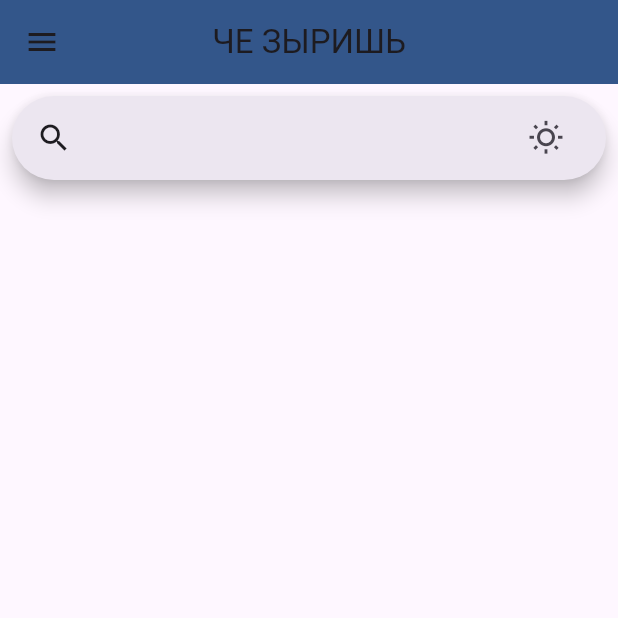
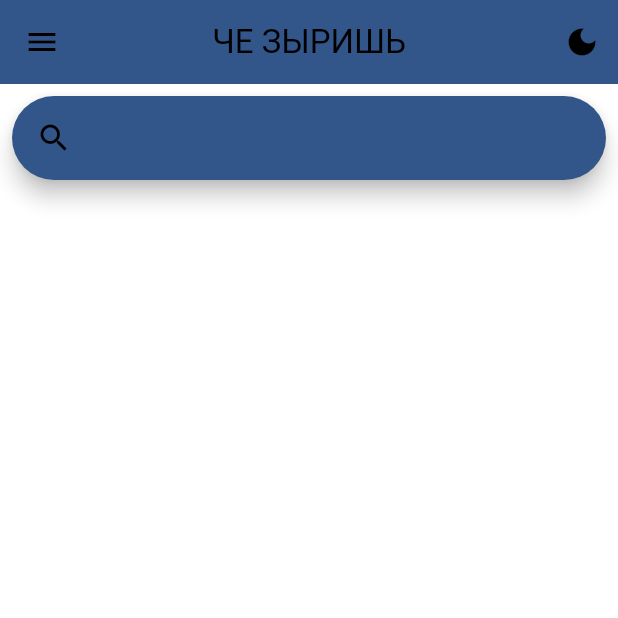
Before and after one commit to AlexaLeonid/DrugFront, a Flutter app: the screen it shows after launch, on a phone screen of 412 x 824 dp, the top half of it. Run offline on Flutter 3.47's test engine with Material 3 defaults, Android fonts, the phone set to English and light mode, and no system bars.

Commit message:
light and dark themes

```diff
--- a/lib/main.dart
+++ b/lib/main.dart
@@ -3,21 +3,51 @@ import 'package:flutter/material.dart';
 void main() {
   runApp(const MyApp());
 }
-
-class MyApp extends StatelessWidget {
-
+class MyApp extends StatefulWidget { // Делаем MyApp StatefulWidget
   const MyApp({super.key});
 
   @override
+  State<MyApp> createState() => _MyAppState();
+}
+
+class _MyAppState extends State<MyApp> {
+  ThemeMode _themeMode = ThemeMode.system; // Состояние для themeMode
+
+  @override
   Widget build(BuildContext context) {
-    return const MaterialApp(
-      home: MyHomePage(),
+    return MaterialApp(
+      theme: ThemeData(
+        useMaterial3: true,
+        colorScheme: const ColorScheme.light(
+          brightness:  Brightness.light,
+          primary: Color(0xff33568A),
+         // secondary: Color(0xff6200EE),
+        ),
+      ),
+      darkTheme: ThemeData(
+        useMaterial3: true,
+        colorScheme: const ColorScheme.dark(
+          brightness:  Brightness.dark,
+          primary: Color(0xff33568A),
+          // secondary: Color(0xff6200EE),
+        ),
+      ),
+      themeMode: _themeMode, // Используем _themeMode
+      home: MyHomePage(onThemeChange: _changeTheme), // Передаем функцию изменения темы
     );
+  }
+
+  void _changeTheme(ThemeMode newThemeMode) {
+    setState(() { // Обновляем состояние
+      _themeMode = newThemeMode;
+    });
   }
 }
 
 class MyHomePage extends StatelessWidget {
-  const MyHomePage({super.key});
+  final Function(ThemeMode) onThemeChange; // Функция изменения темы
+
+  const MyHomePage({super.key, required this.onThemeChange});
 
   @override
   Widget build(BuildContext context) {
@@ -25,10 +55,44 @@ class MyHomePage extends StatelessWidget {
       appBar: AppBar(
         centerTitle: true,
         title: const Text('ЧЕ ЗЫРИШЬ'),
-        backgroundColor: const Color(0xff33568A),
+        backgroundColor: Theme.of(context).colorScheme.primary,
+        actions: [
+          ThemeButton(onThemeChange: onThemeChange), // Передаем функцию изменения темы
+        ],
       ),
       body: const App(),
       drawer: const MyDrawer(),
+    );
+  }
+}
+
+class ThemeButton extends StatefulWidget {
+  final Function(ThemeMode) onThemeChange; // Функция изменения темы
+
+  const ThemeButton({super.key, required this.onThemeChange});
+
+  @override
+  State<ThemeButton> createState() => _ThemeButtonState();
+}
+
+class _ThemeButtonState extends State<ThemeButton> {
+  bool isDark = false; // Переменная для отслеживания режима
+
+  @override
+  Widget build(BuildContext context) {
+    return Tooltip(
+      message: 'Change brightness mode',
+      child: IconButton(
+        onPressed: () {
+          setState(() {
+            isDark = !isDark;
+            widget.onThemeChange(isDark ? ThemeMode.dark : ThemeMode.light); // Изменяем themeMode в MyApp
+          });
+        },
+        icon: Icon(
+          isDark ? Icons.light_mode : Icons.dark_mode,
+        ),
+      ),
     );
   }
 }
@@ -45,6 +109,7 @@ class App extends StatelessWidget {
   }
 }
 
+
 class MyDrawer extends StatelessWidget {
   const MyDrawer({super.key});
 
@@ -57,7 +122,7 @@ class MyDrawer extends StatelessWidget {
             margin: EdgeInsets.zero,
             padding: EdgeInsets.zero,
             child: UserAccountsDrawerHeader (
-              decoration: const BoxDecoration(color: const Color(0xff33568A)),
+              decoration: BoxDecoration(color: Theme.of(context).colorScheme.primary),
               accountName: const Text('Кися'),
               accountEmail: const Text("home@dartflutter.ru"),
               currentAccountPicture: Container(
@@ -96,17 +161,14 @@ class SearchBarDrug extends StatefulWidget {
 }
 
 class _SearchBarDrugState extends State<SearchBarDrug> {
-  bool isDark = false;
 
   @override
   Widget build(BuildContext context) {
-    final ThemeData themeData = ThemeData(
-        useMaterial3: true,
-        brightness: isDark ? Brightness.dark : Brightness.light);
 
     return SearchAnchor(
         builder: (BuildContext context, SearchController controller) {
           return SearchBar(
+            backgroundColor:  WidgetStateProperty.all<Color>(Theme.of(context).colorScheme.primary),
             controller: controller,
             padding: const WidgetStatePropertyAll<EdgeInsets>(
                 EdgeInsets.symmetric(horizontal: 16.0)),
@@ -117,21 +179,6 @@ class _SearchBarDrugState extends State<SearchBarDrug> {
               controller.openView();
               },
             leading: const Icon(Icons.search),
-            trailing: <Widget>[
-              Tooltip(
-                message: 'Change brightness mode',
-                child: IconButton(
-                  isSelected: isDark,
-                  onPressed: () {
-                    setState(() {
-                      isDark = !isDark;
-                    });
-                    },
-                  icon: const Icon(Icons.wb_sunny_outlined),
-                  selectedIcon: const Icon(Icons.brightness_2_outlined),
-                ),
-              )
-            ],
           );
           }, suggestionsBuilder:
         (BuildContext context, SearchController controller) {
```
